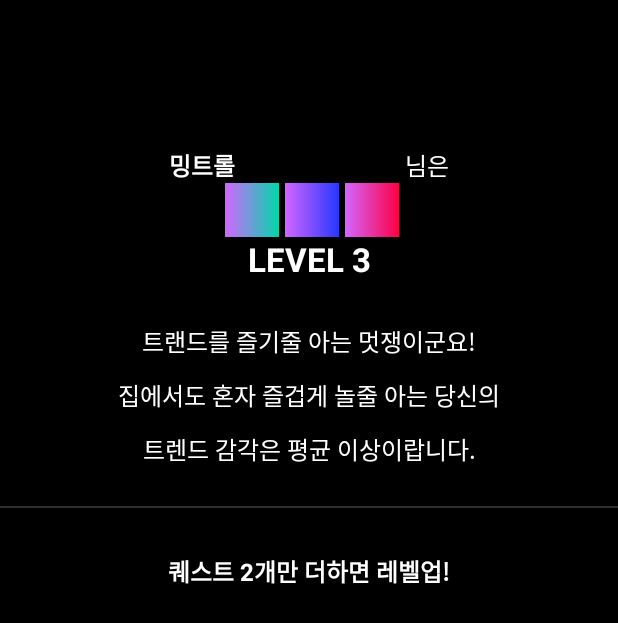
After one commit to koreahacks/2021-jcozy-Android, an Android app: the MypageLevelActivity screen opened directly, with no data from a screen before it, on a phone screen of 412 x 824 dp. The commit adds this screen. Shown: the top 623 px of the screen. Run offline under Robolectric (Android 15) with nearby library versions, the phone set to English and light mode, and no system bars.

Commit message:
my page 세부 액티비티 틀

```diff
--- a/Trolly/app/src/main/AndroidManifest.xml
+++ b/Trolly/app/src/main/AndroidManifest.xml
@@ -18,6 +18,9 @@
         <activity android:name=".QuestDetailActivity">
         </activity>
         <activity android:name=".mypage.MypageActivity"/>
+        <activity android:name=".mypage.MypageLevelActivity"/>
+        <activity android:name=".mypage.MypageRankingActivity"/>
+        <activity android:name=".mypage.HistoryActivity"/>
         <activity android:name=".MainActivity">
             <intent-filter>
                 <action android:name="android.intent.action.MAIN" />
--- /dev/null
+++ b/Trolly/app/src/main/java/com/jcozy/trolly/mypage/HistoryActivity.kt
@@ -0,0 +1,13 @@
+package com.jcozy.trolly.mypage
+
+import android.os.Bundle
+import androidx.appcompat.app.AppCompatActivity
+import com.jcozy.trolly.R
+
+class HistoryActivity : AppCompatActivity() {
+    override fun onCreate(savedInstanceState: Bundle?) {
+        super.onCreate(savedInstanceState)
+        setContentView(R.layout.activity_history)
+
+    }
+}
--- a/Trolly/app/src/main/java/com/jcozy/trolly/mypage/MypageActivity.kt
+++ b/Trolly/app/src/main/java/com/jcozy/trolly/mypage/MypageActivity.kt
@@ -1,12 +1,33 @@
 package com.jcozy.trolly.mypage
 
+import android.content.Intent
 import android.os.Bundle
+import android.view.View
 import androidx.appcompat.app.AppCompatActivity
 import com.jcozy.trolly.R
 
-class MypageActivity : AppCompatActivity() {
+class MypageActivity : AppCompatActivity(), View.OnClickListener {
     override fun onCreate(savedInstanceState: Bundle?) {
         super.onCreate(savedInstanceState)
         setContentView(R.layout.activity_mypage)
+
+
+    }
+
+    override fun onClick(p0: View?) {
+        when (p0?.id) {
+            R.id.view_mypage_level -> {
+                val intent = Intent(applicationContext, MypageLevelActivity::class.java)
+                startActivity(intent)
+            }
+            R.id.view_mypage_rank -> {
+                val intent = Intent(applicationContext, MypageRankingActivity::class.java)
+                startActivity(intent)
+            }
+            R.id.view_mypage_history -> {
+                val intent = Intent(applicationContext, HistoryActivity::class.java )
+                startActivity(intent)
+            }
+        }
     }
 }
--- /dev/null
+++ b/Trolly/app/src/main/java/com/jcozy/trolly/mypage/MypageLevelActivity.kt
@@ -0,0 +1,12 @@
+package com.jcozy.trolly.mypage
+
+import android.os.Bundle
+import androidx.appcompat.app.AppCompatActivity
+import com.jcozy.trolly.R
+
+class MypageLevelActivity : AppCompatActivity() {
+    override fun onCreate(savedInstanceState: Bundle?) {
+        super.onCreate(savedInstanceState)
+        setContentView(R.layout.activity_mypage_level)
+    }
+}
--- /dev/null
+++ b/Trolly/app/src/main/java/com/jcozy/trolly/mypage/MypageRankingActivity.kt
@@ -0,0 +1,13 @@
+package com.jcozy.trolly.mypage
+
+import android.os.Bundle
+import androidx.appcompat.app.AppCompatActivity
+import com.jcozy.trolly.R
+
+class MypageRankingActivity : AppCompatActivity() {
+    override fun onCreate(savedInstanceState: Bundle?) {
+        super.onCreate(savedInstanceState)
+        setContentView(R.layout.activity_ranking)
+
+    }
+}
--- /dev/null
+++ b/Trolly/app/src/main/res/drawable/item_level1.xml
@@ -0,0 +1,12 @@
+<?xml version="1.0" encoding="utf-8"?>
+<selector xmlns:android="http://schemas.android.com/apk/res/android">
+    <item android:id="@android:id/background">
+        <shape>
+            <gradient
+                android:startColor="@color/gradientpink_up"
+                android:endColor="@color/hotpink"
+                android:type="linear"/>
+        </shape>
+    </item>
+
+</selector>
--- /dev/null
+++ b/Trolly/app/src/main/res/drawable/item_level2.xml
@@ -0,0 +1,11 @@
+<?xml version="1.0" encoding="utf-8"?>
+<selector xmlns:android="http://schemas.android.com/apk/res/android">
+    <item android:id="@android:id/background">
+        <shape>
+            <gradient
+                android:startColor="@color/gradientpink_up"
+                android:endColor="@color/gradientblue"
+                android:type="linear"/>
+        </shape>
+    </item>
+</selector>
--- /dev/null
+++ b/Trolly/app/src/main/res/drawable/item_level3.xml
@@ -0,0 +1,11 @@
+<?xml version="1.0" encoding="utf-8"?>
+<selector xmlns:android="http://schemas.android.com/apk/res/android">
+    <item android:id="@android:id/background">
+        <shape>
+            <gradient
+                android:startColor="@color/gradientpink_up"
+                android:endColor="@color/gradientmint"
+                android:type="linear"/>
+        </shape>
+    </item>
+</selector>
--- /dev/null
+++ b/Trolly/app/src/main/res/layout/activity_history.xml
@@ -0,0 +1,18 @@
+<?xml version="1.0" encoding="utf-8"?>
+<androidx.constraintlayout.widget.ConstraintLayout xmlns:android="http://schemas.android.com/apk/res/android"
+    android:layout_width="match_parent"
+    android:layout_height="match_parent"
+    xmlns:app="http://schemas.android.com/apk/res-auto"
+    android:background="@color/black">
+    <androidx.appcompat.widget.Toolbar
+        android:id="@+id/tb_history"
+        android:layout_width="match_parent"
+        android:layout_height="56dp"
+        app:layout_constraintTop_toTopOf="parent"/>
+
+    <androidx.recyclerview.widget.RecyclerView
+        android:layout_width="match_parent"
+        android:layout_height="0dp"
+        app:layout_constraintTop_toBottomOf="@id/tb_history"/>
+
+</androidx.constraintlayout.widget.ConstraintLayout>
--- /dev/null
+++ b/Trolly/app/src/main/res/layout/activity_mypage_level.xml
@@ -0,0 +1,114 @@
+<?xml version="1.0" encoding="utf-8"?>
+<androidx.constraintlayout.widget.ConstraintLayout xmlns:android="http://schemas.android.com/apk/res/android"
+    xmlns:app="http://schemas.android.com/apk/res-auto"
+    android:layout_width="match_parent"
+    android:layout_height="match_parent"
+    android:background="@color/black">
+
+    <androidx.appcompat.widget.Toolbar
+        android:id="@+id/tb_mypage_level"
+        android:layout_width="match_parent"
+        android:layout_height="56dp"
+        app:layout_constraintTop_toTopOf="parent" />
+
+    <TextView
+        android:id="@+id/tv_mylevel_username"
+        style="@style/content_text_title"
+        android:layout_width="wrap_content"
+        android:layout_height="wrap_content"
+        android:layout_marginTop="42dp"
+        android:text="밍트롤"
+        app:layout_constraintEnd_toStartOf="@id/tv_mylevel_jo"
+        app:layout_constraintStart_toStartOf="parent"
+        app:layout_constraintTop_toBottomOf="@id/tb_mypage_level" />
+
+    <TextView
+        android:id="@+id/tv_mylevel_jo"
+        style="@style/content_text_body"
+        android:layout_width="wrap_content"
+        android:layout_height="wrap_content"
+        android:text="님은"
+        app:layout_constraintBottom_toBottomOf="@id/tv_mylevel_username"
+        app:layout_constraintEnd_toEndOf="parent"
+        app:layout_constraintStart_toEndOf="@id/tv_mylevel_username" />
+
+    <View
+        android:id="@+id/view_block_level3"
+        android:layout_width="36dp"
+        android:layout_height="36dp"
+        android:background="@drawable/item_level3"
+        app:layout_constraintEnd_toStartOf="@id/view_block_level2"
+        android:layout_marginEnd="4dp"
+        app:layout_constraintTop_toBottomOf="@id/tv_mylevel_username" />
+
+    <View
+        android:id="@+id/view_block_level2"
+        android:layout_width="36dp"
+        android:layout_height="36dp"
+        android:layout_marginStart="4dp"
+        android:background="@drawable/item_level2"
+        app:layout_constraintStart_toStartOf="parent"
+        app:layout_constraintEnd_toEndOf="parent"
+        app:layout_constraintTop_toTopOf="@id/view_block_level3" />
+
+    <View
+        android:id="@+id/view_block_level1"
+        android:layout_width="36dp"
+        android:layout_height="36dp"
+        android:layout_marginStart="4dp"
+        android:background="@drawable/item_level1"
+        app:layout_constraintEnd_toEndOf="parent"
+        app:layout_constraintHorizontal_bias="0.0"
+        app:layout_constraintStart_toEndOf="@id/view_block_level2"
+        app:layout_constraintTop_toBottomOf="@id/tv_mylevel_jo" />
+
+
+    <TextView
+        android:id="@+id/tv_mylevel"
+        android:layout_width="wrap_content"
+        android:layout_height="wrap_content"
+        android:text="LEVEL 3"
+        style="@style/title_text_big"
+        android:textStyle="bold"
+        app:layout_constraintStart_toStartOf="parent"
+        app:layout_constraintEnd_toEndOf="parent"
+        app:layout_constraintTop_toBottomOf="@id/view_block_level1"/>
+
+    <TextView
+        android:id="@+id/tv_level_explain"
+        android:layout_width="0dp"
+        android:layout_height="wrap_content"
+        android:layout_marginHorizontal="68dp"
+        android:text="트랜드를 즐기줄 아는 멋쟁이군요!\n집에서도 혼자 즐겁게 놀줄 아는 당신의\n트렌드 감각은 평균 이상이랍니다."
+        android:textAlignment="center"
+        style="@style/content_text_body"
+        app:layout_constraintTop_toBottomOf="@id/tv_mylevel"
+        app:layout_constraintStart_toStartOf="parent"
+        android:layout_marginTop="28dp"
+        app:layout_constraintEnd_toEndOf="parent"/>
+
+    <View
+        android:id="@+id/mylevel_guideline1"
+        android:layout_width="match_parent"
+        android:layout_height="1dp"
+        android:background="@color/darkgrey"
+        app:layout_constraintTop_toBottomOf="@id/tv_level_explain"
+        android:layout_marginTop="26.3dp"/>
+
+    <TextView
+        android:layout_width="wrap_content"
+        android:layout_height="wrap_content"
+        android:text="퀘스트 2개만 더하면 레벨업!"
+        style="@style/content_text_title"
+        app:layout_constraintStart_toStartOf="parent"
+        app:layout_constraintEnd_toEndOf="parent"
+        app:layout_constraintTop_toBottomOf="@id/mylevel_guideline1"
+        android:layout_marginTop="29.7dp"/>
+
+
+
+
+
+
+
+</androidx.constraintlayout.widget.ConstraintLayout>
--- /dev/null
+++ b/Trolly/app/src/main/res/layout/activity_ranking.xml
@@ -0,0 +1,7 @@
+<?xml version="1.0" encoding="utf-8"?>
+<androidx.constraintlayout.widget.ConstraintLayout
+    xmlns:android="http://schemas.android.com/apk/res/android" android:layout_width="match_parent"
+    android:layout_height="match_parent"
+    android:background="@color/black">
+
+</androidx.constraintlayout.widget.ConstraintLayout>
--- a/Trolly/app/src/main/res/values/colors.xml
+++ b/Trolly/app/src/main/res/values/colors.xml
@@ -11,7 +11,9 @@
     <color name="hotpink">#fd0044</color>
     <color name="hotpink2">#FF004E</color>
     <color name="gradientpink">#FF0043</color>
+    <color name="gradientpink_up">#d266FF</color>
     <color name="gradientblue">#2737FF</color>
     <color name="darkgrey">#2F2F2F</color>
     <color name="lightgrey">#BDBDBD</color>
+    <color name="gradientmint">#00d8aa</color>
 </resources>
```
